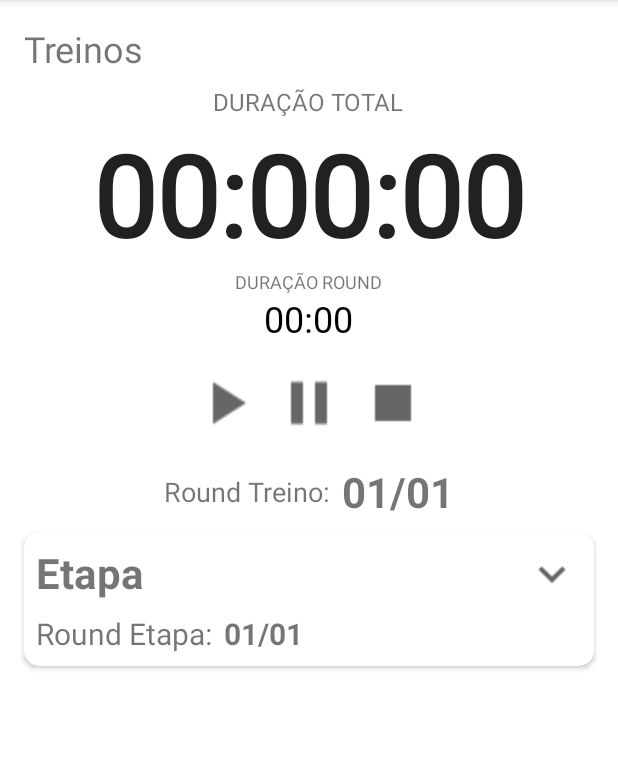
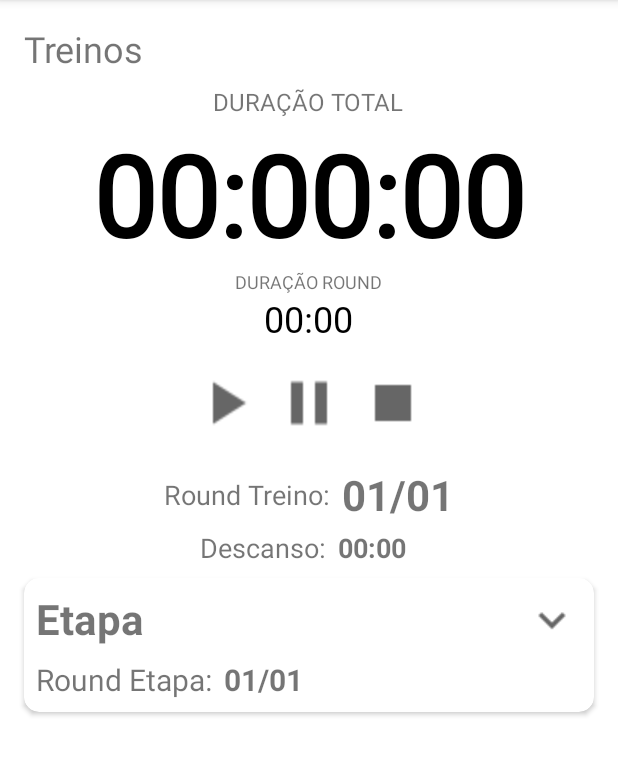
Before and after one commit to julianopcardoso/ctAtitude, an Android app: the layout activity_timer.xml on its own in the app's theme, with its tools: preview values and no code run, on a phone screen of 412 x 824 dp, the part 84-860 px from its top. Run offline under Robolectric (Android 15) with nearby library versions, the phone set to English and light mode, and no system bars; Roboto replaces fonts that are not available here.

Commit message:
Alteração cronômetro - Timer.

```diff
--- a/app/src/main/java/br/com/ctatitude/view/TreinosCasdastroActivity.java
+++ b/app/src/main/java/br/com/ctatitude/view/TreinosCasdastroActivity.java
@@ -212,10 +212,10 @@ public class TreinosCasdastroActivity extends AppCompatActivity implements View.
             return;
         }
 
+        registroSalvo = true;
         //Insere ou altera treino
         if (!acaoAlteracao) {
             idTreino = (int) treinoDAO.inserir(treino);
-
         } else {
             idTreino = treino.getId();
             treinoDAO.alterar(treino);
@@ -247,8 +247,6 @@ public class TreinosCasdastroActivity extends AppCompatActivity implements View.
                 exercicioEtapaDAO.inserir(treino.getEtapasTreinos().get(i).getEtapa().getExerciciosEtapa().get(j));
             }
         }
-
-        registroSalvo = true;
 
         if (registroSalvo) {
             Toast.makeText(this, R.string.registro_salvo, Toast.LENGTH_LONG).show();
--- a/app/src/main/res/layout/activity_timer.xml
+++ b/app/src/main/res/layout/activity_timer.xml
@@ -33,23 +33,24 @@
             android:text="@string/duracao_total"
             android:textSize="16sp" />
 
-        <Chronometer
-            android:id="@+id/chronometerTimerRound"
+        <TextView
+            android:id="@+id/textViewCronometro"
             android:layout_width="wrap_content"
             android:layout_height="wrap_content"
             android:layout_below="@id/textTimerDuracaoTotal"
             android:layout_centerHorizontal="true"
             android:fontFamily="@font/coda"
-            android:format="@string/timer_inicial"
+            android:text="@string/timer_inicial"
             android:gravity="top"
             android:textSize="75sp"
-            android:textStyle="bold"/>
+            android:textStyle="bold"
+            android:textColor="@color/black"/>
 
         <TextView
             android:id="@+id/textTimerDuracaoRound"
             android:layout_width="wrap_content"
             android:layout_height="wrap_content"
-            android:layout_below="@id/chronometerTimerRound"
+            android:layout_below="@id/textViewCronometro"
             android:layout_centerHorizontal="true"
             android:text="@string/duracao_round"
             android:textSize="12sp" />
@@ -110,7 +111,8 @@
             android:layout_width="match_parent"
             android:layout_height="wrap_content"
             android:layout_below="@id/relativeLayoutTimerControls"
-            android:gravity="center|top">
+            android:gravity="center|top"
+            android:layout_marginTop="-26dp">
 
             <TextView
                 android:id="@+id/textRoundTreino"
@@ -130,6 +132,28 @@
                 android:text="@string/contador_round_treino"
                 android:textSize="28sp"
                 android:textStyle="bold" />
+
+            <TextView
+                android:id="@+id/textDuracaoDescansoTreino"
+                android:layout_width="wrap_content"
+                android:layout_height="wrap_content"
+                android:text="@string/descanso"
+                android:textSize="18sp"
+                android:layout_marginTop="32dp"
+                android:layout_marginLeft="24dp"
+                android:layout_below="@id/textContadorRoundTreino"/>
+
+            <TextView
+                android:id="@+id/textValorDuracaoDescansoTreino"
+                android:layout_width="wrap_content"
+                android:layout_height="wrap_content"
+                android:layout_marginLeft="8dp"
+                android:layout_toRightOf="@id/textDuracaoDescansoTreino"
+                android:text="@string/duracao_inicial"
+                android:textSize="18sp"
+                android:textStyle="bold"
+                android:layout_marginTop="32dp"
+                android:layout_below="@id/textContadorRoundTreino"/>
         </RelativeLayout>
 
         <androidx.cardview.widget.CardView
```
Also changed, not shown: app/src/main/java/br/com/ctatitude/view/TimerActivity.java (+44 -62 lines).
